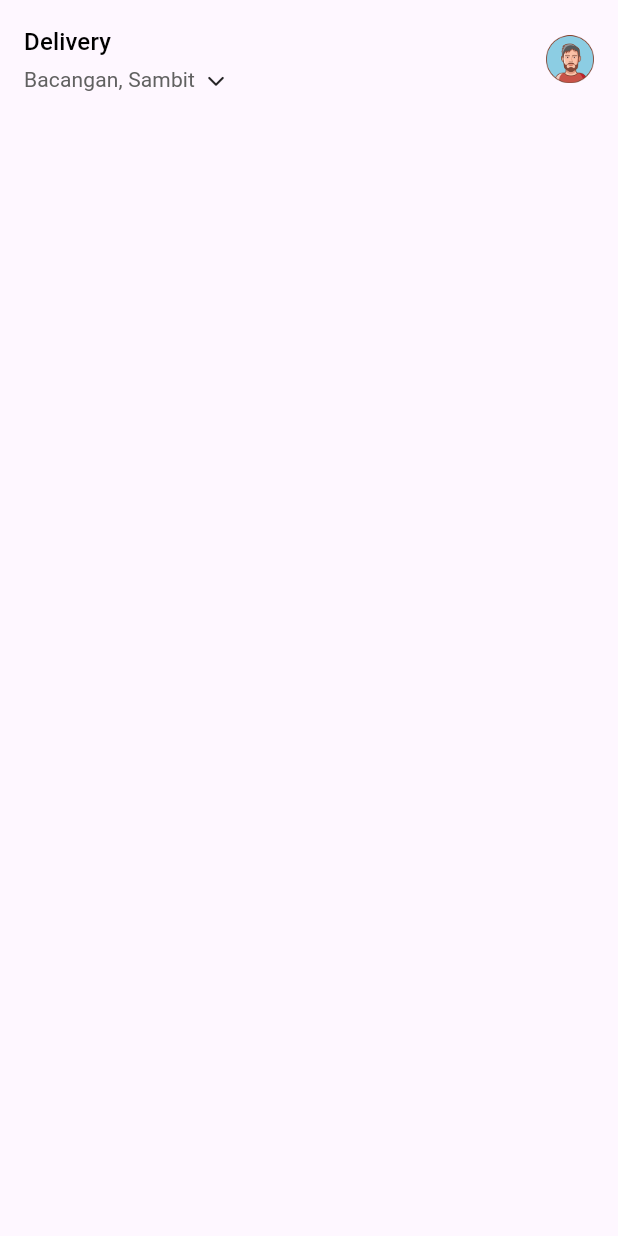
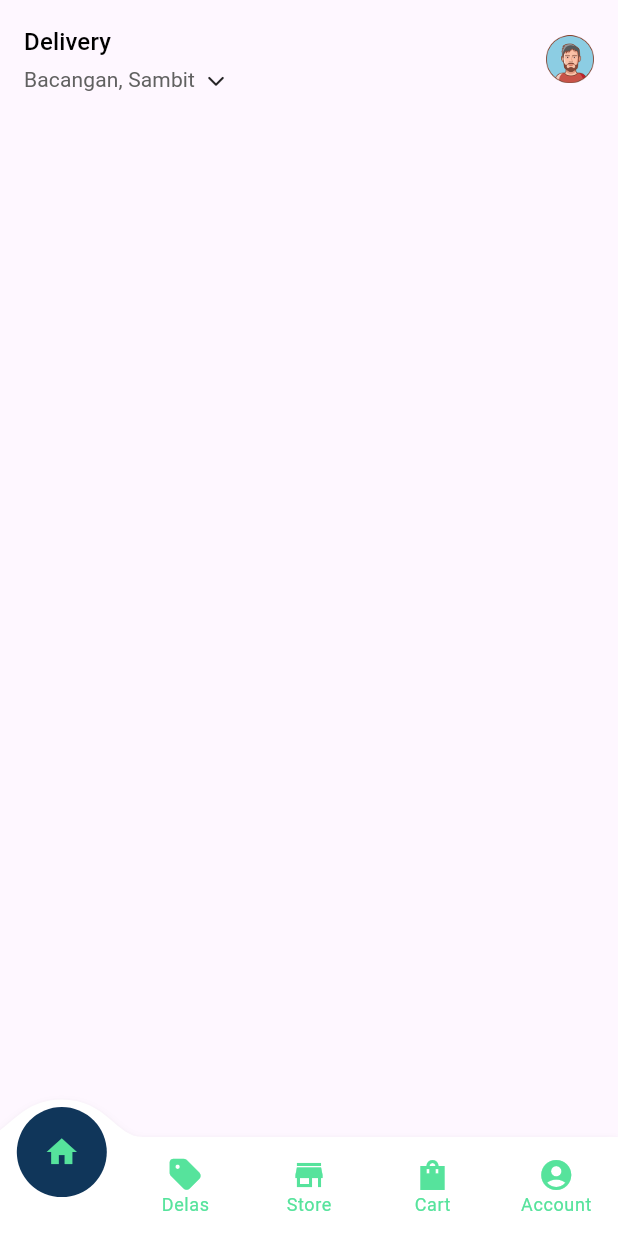
Before and after one commit to caiombueno/bento_coding_challenge, a Flutter app: the screen it shows after launch, on a phone screen of 412 x 824 dp. Run offline on Flutter 3.47's test engine with Material 3 defaults, Android fonts, the phone set to English and light mode, and no system bars; drawn by our look-alikes of convex_bottom_bar; our stand-ins replace font_awesome_flutter, go_router.

Commit message:
feat: add routes and ScaffoldWithNavBar

```diff
--- a/lib/src/app/app.dart
+++ b/lib/src/app/app.dart
@@ -1,5 +1,5 @@
 import 'package:bento_coding_challenge/src/constants/app_sizes.dart';
-import 'package:bento_coding_challenge/src/features/home/home_screen.dart';
+import 'package:bento_coding_challenge/src/routing/app_router.dart';
 import 'package:flutter/material.dart';
 
 class MainApp extends StatelessWidget {
@@ -20,8 +20,8 @@ class MainApp extends StatelessWidget {
       // labelMedium:
     ));
 
-    return MaterialApp(
-      home: const HomeScreen(),
+    return MaterialApp.router(
+      routerConfig: router,
       theme: theme,
     );
   }
--- /dev/null
+++ b/lib/src/routing/widgets/scaffold_with_nav_bar/app_bottom_navigation_bar.dart
@@ -0,0 +1,61 @@
+import 'package:bento_coding_challenge/src/utils/hardcoded_string.dart';
+import 'package:convex_bottom_bar/convex_bottom_bar.dart';
+import 'package:flutter/material.dart';
+import 'package:font_awesome_flutter/font_awesome_flutter.dart';
+import 'package:go_router/go_router.dart';
+
+class AppBottomNavigationBar extends StatelessWidget {
+  const AppBottomNavigationBar({super.key, required this.navigationShell});
+  final StatefulNavigationShell navigationShell;
+
+  void _goBranch(int index) => navigationShell.goBranch(index,
+      initialLocation: index == navigationShell.currentIndex);
+
+  @override
+  Widget build(BuildContext context) {
+    const tabItems = _TabItem.values;
+    return ConvexAppBar(
+      height: MediaQuery.of(context).size.height * 0.08,
+      backgroundColor: Colors.white,
+      activeColor: const Color(0xff10365A),
+      color: const Color(0xFF56E39C),
+      style: TabStyle.reactCircle,
+      items: List.generate(
+        tabItems.length,
+        (index) => TabItem(
+          icon: Icon(
+            tabItems[index].iconData,
+            color: const Color(0xFF56E39C),
+          ),
+          title: tabItems[index].label,
+        ),
+      ),
+      onTap: _goBranch,
+    );
+  }
+}
+
+enum _TabItem {
+  home(iconData: Icons.home),
+  delas(iconData: FontAwesomeIcons.tag),
+  store(iconData: Icons.store),
+  cart(iconData: Icons.shopping_bag_sharp),
+  account(iconData: Icons.account_circle);
+
+  const _TabItem({required this.iconData});
+  final IconData iconData;
+
+  String get label => switch (this) {
+        _TabItem.home => 'Home'.hardcoded,
+        _TabItem.delas => 'Delas'.hardcoded,
+        _TabItem.store => 'Store'.hardcoded,
+        _TabItem.cart => 'Cart'.hardcoded,
+        _TabItem.account => 'Account'.hardcoded,
+      };
+
+  static List<String> get labels =>
+      _TabItem.values.map((e) => e.label).toList();
+
+  static List<IconData> get icons =>
+      _TabItem.values.map((e) => e.iconData).toList();
+}
--- /dev/null
+++ b/lib/src/routing/widgets/scaffold_with_nav_bar/scaffold_with_nav_bar.dart
@@ -0,0 +1,18 @@
+import 'package:bento_coding_challenge/src/routing/widgets/scaffold_with_nav_bar/app_bottom_navigation_bar.dart';
+import 'package:convex_bottom_bar/convex_bottom_bar.dart';
+import 'package:flutter/material.dart';
+import 'package:go_router/go_router.dart';
+
+class ScaffoldWithNavBar extends StatelessWidget {
+  const ScaffoldWithNavBar({required this.navigationShell, super.key});
+
+  final StatefulNavigationShell navigationShell;
+  @override
+  Widget build(BuildContext context) {
+    return Scaffold(
+      body: navigationShell,
+      bottomNavigationBar:
+          AppBottomNavigationBar(navigationShell: navigationShell),
+    );
+  }
+}
--- a/pubspec.yaml
+++ b/pubspec.yaml
@@ -7,6 +7,7 @@ environment:
   sdk: ">=3.3.4 <4.0.0"
 
 dependencies:
+  convex_bottom_bar: ^3.2.0
   flutter:
     sdk: flutter
   font_awesome_flutter: ^10.7.0
```
Also changed, not shown: lib/src/routing/app_router.dart (added, +109 -0 lines), lib/src/routing/app_router.g.dart (added), pubspec.lock.
